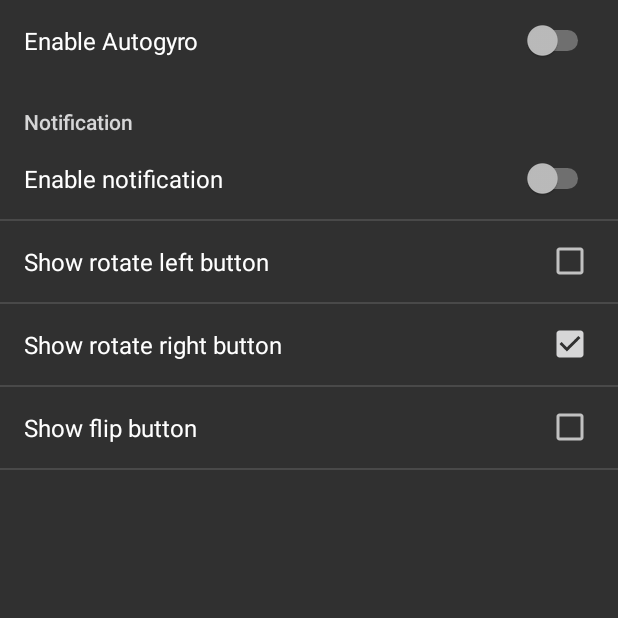
After one commit to zlsa/autogyro, an Android app: the fragment MainSettingsFragment shown on its own in the app's theme, on a phone screen of 412 x 824 dp, the top half of it. The commit adds this screen. Run offline under Robolectric (Android 15) with nearby library versions, the phone set to English and light mode, and no system bars.

Commit message:
Remove control method slide, add preferences to main activity

```diff
--- /dev/null
+++ b/app/src/main/java/com/zlsadesign/autogyro/MainSettingsFragment.java
@@ -0,0 +1,18 @@
+package com.zlsadesign.autogyro;
+
+import android.os.Bundle;
+import android.preference.PreferenceFragment;
+import android.support.v7.preference.ListPreference;
+
+public class MainSettingsFragment extends PreferenceFragment {
+
+  private ListPreference mListPreference;
+
+  @Override
+  public void onCreate(Bundle savedInstanceState) {
+    super.onCreate(savedInstanceState);
+
+    addPreferencesFromResource(R.xml.preference_main);
+  }
+
+}
--- a/app/src/main/res/values/colors.xml
+++ b/app/src/main/res/values/colors.xml
@@ -6,6 +6,9 @@
 
   <color name="intro_control_bar_color">@color/material_blue_grey_700</color>
 
+  <color name="white">#ffffff</color>
+  <color name="black">#000000</color>
+
   <color name="light_text_primary">#dd000000</color>
   <color name="light_text_secondary">#89000000</color>
 </resources>
--- /dev/null
+++ b/app/src/main/res/values/prefs.xml
@@ -0,0 +1,9 @@
+<?xml version="1.0" encoding="utf-8"?>
+<resources>
+  <bool name="autogyro_use">true</bool>
+
+  <bool name="control_method_notification_use">true</bool>
+  <bool name="control_method_notification_show_left">true</bool>
+  <bool name="control_method_notification_show_right">true</bool>
+  <bool name="control_method_notification_show_flip">false</bool>
+</resources>
--- a/app/src/main/res/values/strings.xml
+++ b/app/src/main/res/values/strings.xml
@@ -38,9 +38,13 @@
   <string name="intro_slide_ready_title">You\u2019re ready to go!</string>
   <string name="intro_slide_ready_description">Thank you for using Autogyro.</string>
 
+  <string name="autogyro_use">Enable Autogyro</string>
+
   <!-- Control method notification -->
 
-  <string name="control_method_notification_use">Notification</string>
+  <string name="control_method_notification">Notification</string>
+
+  <string name="control_method_notification_use">Enable notification</string>
 
   <string name="control_method_notification_show_left">Show rotate left button</string>
   <string name="control_method_notification_show_right">Show rotate right button</string>
--- a/app/src/main/res/values/styles.xml
+++ b/app/src/main/res/values/styles.xml
@@ -1,15 +1,25 @@
 <resources>
 
-  <style name="AppTheme" parent="Theme.AppCompat.Light.DarkActionBar">
+  <style name="AppTheme" parent="Theme.AppCompat">
     <item name="colorPrimary">@color/primary</item>
     <item name="colorPrimaryDark">@color/primary_dark</item>
     <item name="colorAccent">@color/accent</item>
+    <item name="windowNoTitle">true</item>
+    <item name="windowActionBar">false</item>
+  </style>
+
+  <style name="LaunchTheme" parent="Theme.AppCompat.Light.NoActionBar">
+    <item name="colorPrimary">@color/primary</item>
+    <item name="colorPrimaryDark">@color/primary_dark</item>
+    <item name="colorAccent">@color/accent</item>
+    <item name="android:windowBackground">@color/primary</item>
   </style>
 
   <style name="IntroTheme" parent="Theme.AppCompat.NoActionBar">
     <item name="colorPrimary">#ffffff</item>
     <item name="colorPrimaryDark">@color/primary_dark</item>
     <item name="colorAccent">@color/accent</item>
+    <item name="android:windowBackground">@color/primary</item>
   </style>
 
   <style name="IntroTheme.Light" parent="Theme.AppCompat.Light.NoActionBar">
--- /dev/null
+++ b/app/src/main/res/xml/preference_main.xml
@@ -0,0 +1,39 @@
+<?xml version="1.0" encoding="utf-8"?>
+<PreferenceScreen xmlns:android="http://schemas.android.com/apk/res/android">
+
+  <SwitchPreference
+    android:key="show_notification"
+    android:title="@string/autogyro_use"
+    android:defaultValue="@bool/autogyro_use"
+    />
+
+  <PreferenceCategory
+    android:title="@string/control_method_notification">
+
+    <SwitchPreference
+      android:key="show_notification"
+      android:title="@string/control_method_notification_use"
+      android:defaultValue="@bool/control_method_notification_use"
+      />
+
+    <CheckBoxPreference
+      android:key="show_left"
+      android:title="@string/control_method_notification_show_left"
+      android:defaultValue="@bool/control_method_notification_show_left"
+      />
+
+    <CheckBoxPreference
+      android:key="show_right"
+      android:title="@string/control_method_notification_show_right"
+      android:defaultValue="@bool/control_method_notification_show_right"
+      />
+
+    <CheckBoxPreference
+      android:key="show_flip"
+      android:title="@string/control_method_notification_show_flip"
+      android:defaultValue="@bool/control_method_notification_show_flip"
+      />
+
+  </PreferenceCategory>
+
+</PreferenceScreen>
--- a/build.gradle
+++ b/build.gradle
@@ -5,7 +5,7 @@ buildscript {
         jcenter()
     }
     dependencies {
-        classpath 'com.android.tools.build:gradle:2.2.2'
+        classpath 'com.android.tools.build:gradle:2.2.3'
         classpath 'com.neenbedankt.gradle.plugins:android-apt:1.8'
 
 
```
Also changed, not shown: app/build.gradle (+5 -3 lines), app/src/main/AndroidManifest.xml (+22 -7 lines), app/src/main/java/com/zlsadesign/autogyro/IntroActivity.java (+9 -2 lines), app/src/main/java/com/zlsadesign/autogyro/LaunchActivity.java (added, +22 -0 lines), app/src/main/java/com/zlsadesign/autogyro/MainActivity.java (added, +50 -0 lines), app/src/main/res/layout/activity_main.xml (added, +26 -0 lines), 1 other file.
